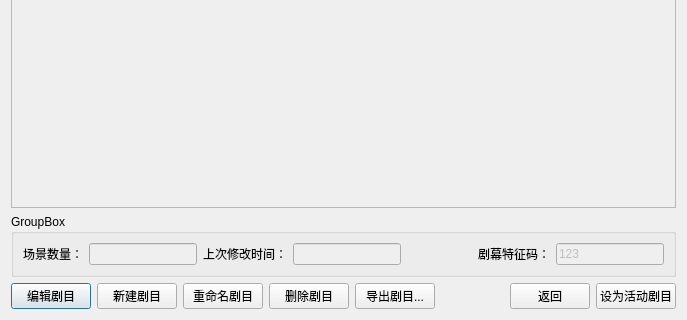
Before: the Qt Designer form ui/organizedplaydialog.ui in niuyuxin/monitorServer, drawn with Qt 5; both pictures show x 0 to 687 and y 183 to 503 of the 687 by 503 pixel window.
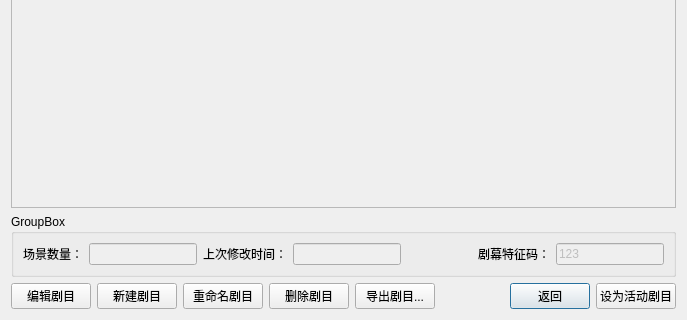
After: the same form once the commit is applied.

```diff
--- a/ui/organizedplaydialog.ui
+++ b/ui/organizedplaydialog.ui
@@ -132,6 +132,12 @@
        <property name="text">
         <string>编辑剧目</string>
        </property>
+       <property name="autoDefault">
+        <bool>false</bool>
+       </property>
+       <property name="default">
+        <bool>false</bool>
+       </property>
       </widget>
      </item>
      <item>
@@ -180,6 +186,12 @@
        <property name="text">
         <string>返回</string>
        </property>
+       <property name="autoDefault">
+        <bool>true</bool>
+       </property>
+       <property name="default">
+        <bool>true</bool>
+       </property>
       </widget>
      </item>
      <item>
```
Left out of the diff: 30 changed lines with no effect on the pictures.
